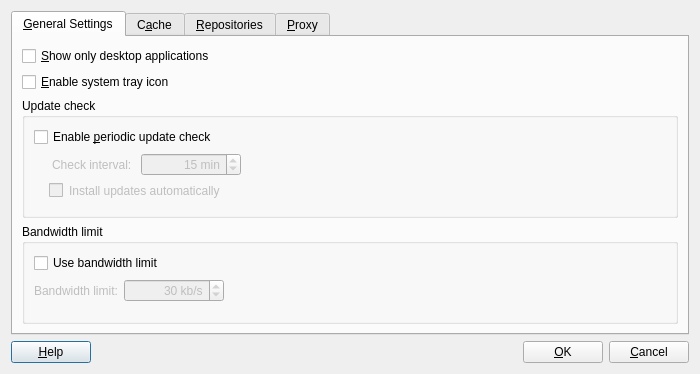
Qt form branches/kde/package-manager/pureQt4/ui/settingsdialog.ui (pars-linux/uludag) before a commit.
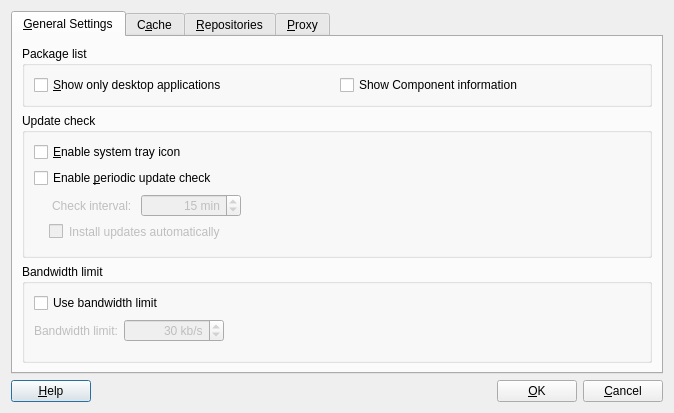
The same form after that commit. Icons and pictures are not drawn.

Commit message: * Move showComponents settings to SettingsDialog

The edit to the form file:
```diff
--- a/branches/kde/package-manager/pureQt4/ui/settingsdialog.ui
+++ b/branches/kde/package-manager/pureQt4/ui/settingsdialog.ui
@@ -6,8 +6,8 @@
    <rect>
     <x>0</x>
     <y>0</y>
-    <width>700</width>
-    <height>374</height>
+    <width>674</width>
+    <height>413</height>
    </rect>
   </property>
   <property name="windowTitle">
@@ -68,22 +68,31 @@
       <attribute name="title">
        <string>&amp;General Settings</string>
       </attribute>
-      <layout class="QGridLayout" name="gridLayout_3">
+      <layout class="QGridLayout" name="gridLayout_12">
        <item row="0" column="0">
-        <widget class="QCheckBox" name="onlyGuiApp">
-         <property name="text">
-          <string>&amp;Show only desktop applications</string>
+        <widget class="QGroupBox" name="groupBox_2">
+         <property name="title">
+          <string>Package list</string>
          </property>
+         <layout class="QGridLayout" name="gridLayout_3">
+          <item row="0" column="0">
+           <widget class="QCheckBox" name="onlyGuiApp">
+            <property name="text">
+             <string>&amp;Show only desktop applications</string>
+            </property>
+           </widget>
+          </item>
+          <item row="0" column="1">
+           <widget class="QCheckBox" name="showComponents">
+            <property name="text">
+             <string>Show Component information </string>
+            </property>
+           </widget>
+          </item>
+         </layout>
         </widget>
        </item>
        <item row="1" column="0">
-        <widget class="QCheckBox" name="systemTray">
-         <property name="text">
-          <string>&amp;Enable system tray icon</string>
-         </property>
-        </widget>
-       </item>
-       <item row="2" column="0">
         <widget class="QGroupBox" name="updateCheckGroupBox">
          <property name="sizePolicy">
           <sizepolicy hsizetype="Expanding" vsizetype="Preferred">
@@ -98,14 +107,21 @@
           <set>Qt::AlignLeading|Qt::AlignLeft|Qt::AlignTop</set>
          </property>
          <layout class="QGridLayout" name="gridLayout">
-          <item row="0" column="0" colspan="3">
+          <item row="0" column="0" colspan="2">
+           <widget class="QCheckBox" name="systemTray">
+            <property name="text">
+             <string>&amp;Enable system tray icon</string>
+            </property>
+           </widget>
+          </item>
+          <item row="1" column="0" colspan="3">
            <widget class="QCheckBox" name="intervalCheck">
             <property name="text">
              <string>Enable &amp;periodic update check</string>
             </property>
            </widget>
           </item>
-          <item row="1" column="0">
+          <item row="2" column="0">
            <widget class="QLabel" name="intervalLabel">
             <property name="enabled">
              <bool>false</bool>
@@ -118,7 +134,7 @@
             </property>
            </widget>
           </item>
-          <item row="1" column="1">
+          <item row="2" column="1">
            <widget class="QSpinBox" name="intervalSpin">
             <property name="enabled">
              <bool>false</bool>
@@ -152,7 +168,7 @@
             </property>
            </widget>
           </item>
-          <item row="1" column="2">
+          <item row="2" column="2">
            <spacer name="horizontalSpacer">
             <property name="orientation">
              <enum>Qt::Horizontal</enum>
@@ -165,20 +181,7 @@
             </property>
            </spacer>
           </item>
-          <item row="3" column="1">
-           <spacer name="verticalSpacer">
-            <property name="orientation">
-             <enum>Qt::Vertical</enum>
-            </property>
-            <property name="sizeHint" stdset="0">
-             <size>
-              <width>20</width>
-              <height>40</height>
-             </size>
-            </property>
-           </spacer>
-          </item>
-          <item row="2" column="0" colspan="3">
+          <item row="3" column="0" colspan="3">
            <widget class="QCheckBox" name="installUpdates">
             <property name="enabled">
              <bool>false</bool>
@@ -191,10 +194,23 @@
             </property>
            </widget>
           </item>
+          <item row="4" column="1">
+           <spacer name="verticalSpacer">
+            <property name="orientation">
+             <enum>Qt::Vertical</enum>
+            </property>
+            <property name="sizeHint" stdset="0">
+             <size>
+              <width>20</width>
+              <height>40</height>
+             </size>
+            </property>
+           </spacer>
+          </item>
          </layout>
         </widget>
        </item>
-       <item row="3" column="0">
+       <item row="2" column="0">
         <widget class="QGroupBox" name="bandwidthLimitGroupBox">
          <property name="title">
           <string>Bandwidth limit</string>
```
Left out of the diff: 9 changed lines with no effect on the pictures. The commit also changes 7 other files.
